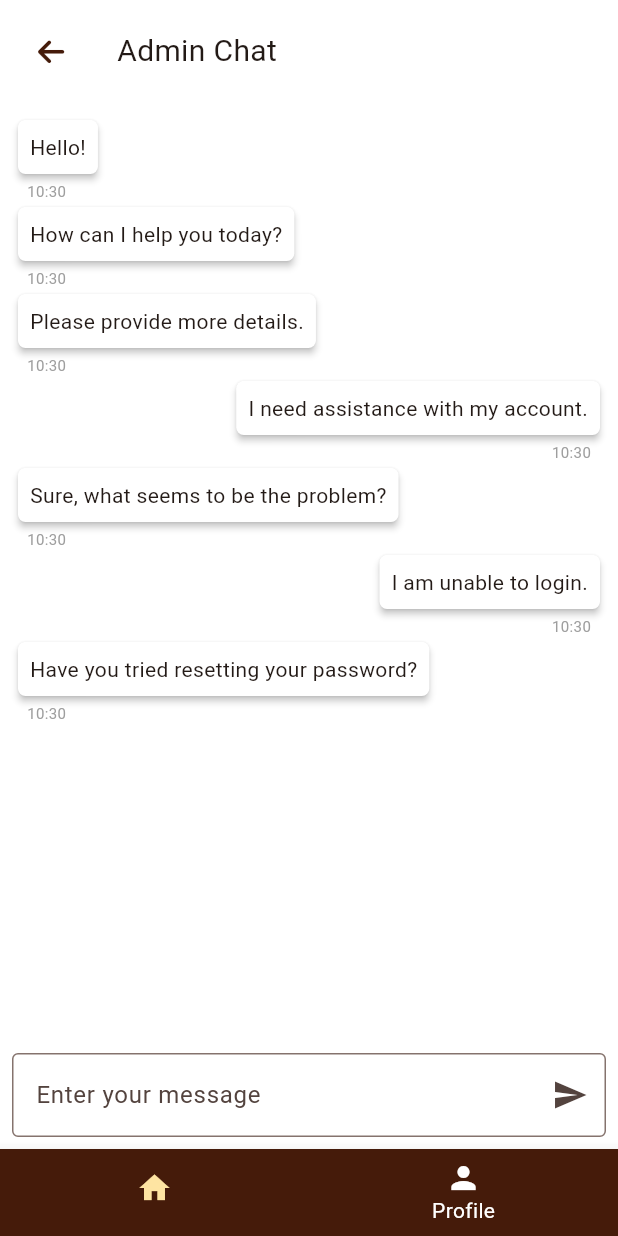
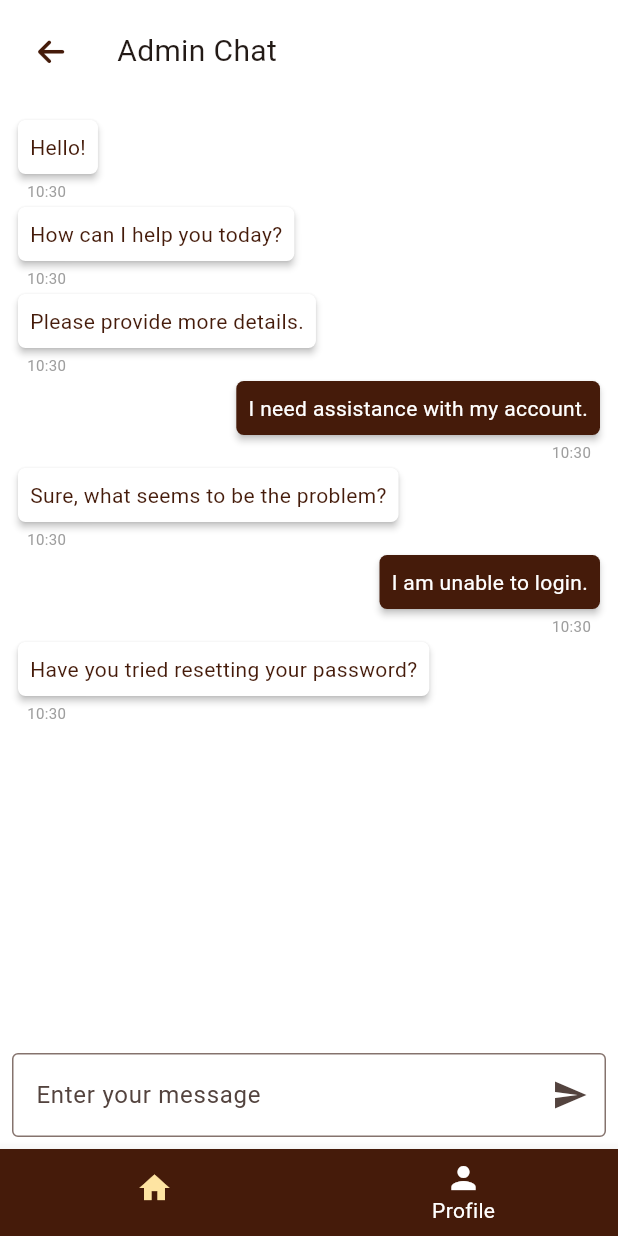
Before and after one commit to yappanthony/Findr, a Flutter app: the Chat screen opened by its route, on a phone screen of 412 x 824 dp. Run offline on Flutter 3.47's test engine with Material 3 defaults, Android fonts, the phone set to English and light mode, and no system bars; drawn by our look-alikes of grouped_list; our stand-ins replace carousel_slider, flutter_riverpod, font_awesome_flutter, go_router, google_sign_in, riverpod_annotation and 2 more; accounts and stored records are empty.

Commit message:
change ui for chat

```diff
--- a/lib/screens/chat.dart
+++ b/lib/screens/chat.dart
@@ -103,14 +103,14 @@ class _ChatState extends State<Chat> {
                 crossAxisAlignment: messages.isSentByMe ? CrossAxisAlignment.end : CrossAxisAlignment.start,
                 children: [
                     Card(
-                    color: Colors.white,
+                    color: !messages.isSentByMe ? Colors.white : Color(0xFF451B0A),
                     elevation: 2,
                     shape: RoundedRectangleBorder(
                       borderRadius: BorderRadius.circular(5),
                     ),
                     child: Padding(
                       padding: const EdgeInsets.all(8.0),
-                      child: Text(messages.text),
+                      child: Text(messages.text, style: TextStyle(color: !messages.isSentByMe ? const Color(0xFF451B0A) : Colors.white),),
                     ),
                     ),
                   Padding(
```
